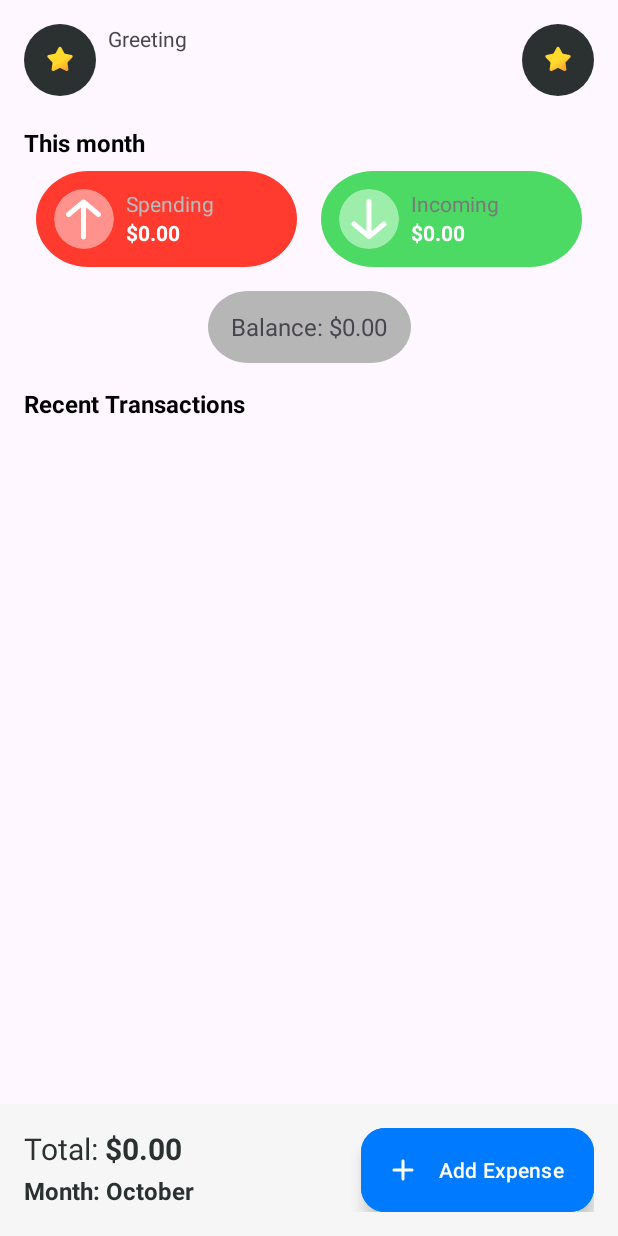
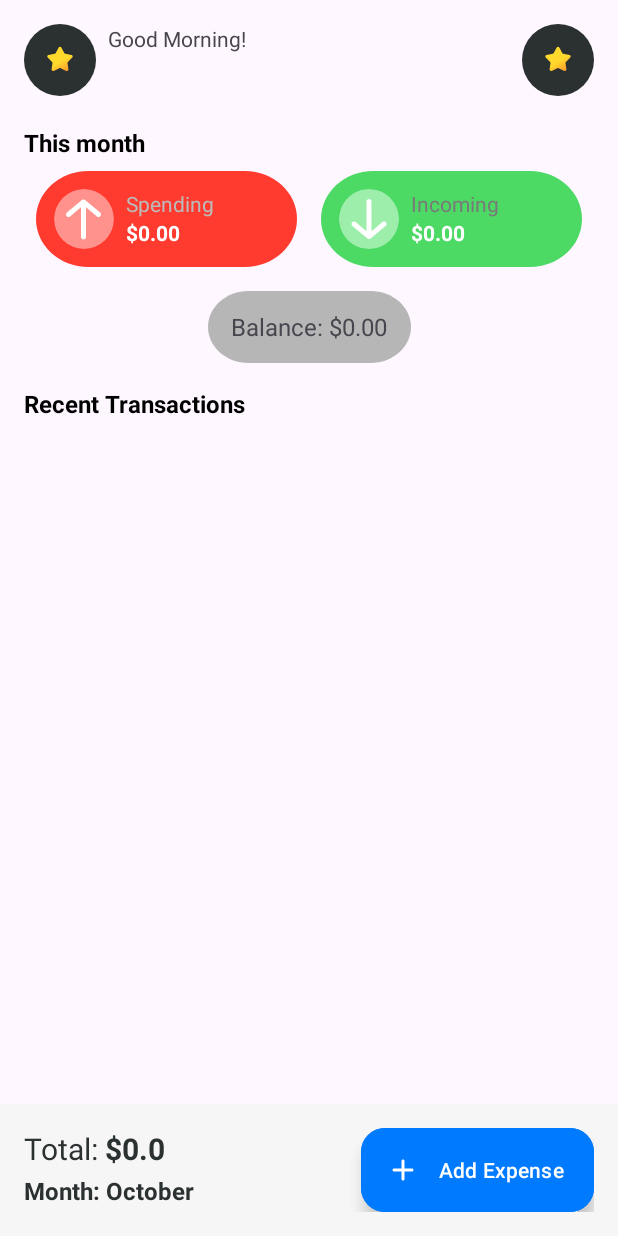
Before and after one commit to kabiraaaa/Budget_Planner_Kotlin, an Android app: the HomeFragment screen opened through its navigation route, on a phone screen of 412 x 824 dp. Run offline under Robolectric (Android 15) with nearby library versions, the phone set to English and light mode, and no system bars; our stand-ins replace Firebase (no records; nobody signed in at launch, a user with empty details on screens opened directly), Room's generated code.

Commit message:
Home Greeting and total expense of month added.

```diff
--- a/app/src/main/java/com/sample/budgetplanner/TransactionsRepository.kt
+++ b/app/src/main/java/com/sample/budgetplanner/TransactionsRepository.kt
@@ -10,4 +10,6 @@ class TransactionsRepository(private val transactionsDao: TransactionsDao) {
 
     suspend fun insertTransaction(transaction: Transactions) =
         transactionsDao.insertTransaction(transaction)
+
+    fun getTotalAmount(): LiveData<Double> = transactionsDao.getTotalAmount()
 }
--- a/app/src/main/java/com/sample/budgetplanner/dao/TransactionsDao.kt
+++ b/app/src/main/java/com/sample/budgetplanner/dao/TransactionsDao.kt
@@ -15,4 +15,7 @@ interface TransactionsDao {
 
     @Insert(onConflict = OnConflictStrategy.REPLACE)
     fun insertTransaction(transaction: Transactions)
+
+    @Query("SELECT SUM(amount) FROM transactions")
+    fun getTotalAmount(): LiveData<Double>
 }
--- a/app/src/main/java/com/sample/budgetplanner/fragments/HomeFragment.kt
+++ b/app/src/main/java/com/sample/budgetplanner/fragments/HomeFragment.kt
@@ -1,8 +1,11 @@
 package com.sample.budgetplanner.fragments
 
+import android.os.Build
 import android.os.Bundle
 import android.view.View
+import androidx.annotation.RequiresApi
 import androidx.fragment.app.Fragment
+import androidx.lifecycle.Observer
 import androidx.lifecycle.ViewModelProvider
 import androidx.recyclerview.widget.LinearLayoutManager
 import com.bumptech.glide.Glide
@@ -17,6 +20,7 @@ import com.sample.budgetplanner.view_models.TransactionsViewModel
 import com.sample.budgetplanner.view_models.TransactionsViewModelFactory
 import com.xsdev.pdfreader.pdfeditor.pdf.document.adapters.TransactionsAdapter
 import java.text.SimpleDateFormat
+import java.time.LocalTime
 import java.util.Date
 import java.util.Locale
 
@@ -26,6 +30,7 @@ class HomeFragment : Fragment(R.layout.fragment_home), FabAddExpenseBottomSheet.
     private lateinit var transactionViewModel: TransactionsViewModel
     private val TAG = "HomeFragment"
 
+    @RequiresApi(Build.VERSION_CODES.O)
     override fun onViewCreated(view: View, savedInstanceState: Bundle?) {
         super.onViewCreated(view, savedInstanceState)
         binding = FragmentHomeBinding.bind(view)
@@ -45,12 +50,22 @@ class HomeFragment : Fragment(R.layout.fragment_home), FabAddExpenseBottomSheet.
             )
         }
 
+
+
+        showProfileImageAndName()
+        setUpTotalAmountAndMonth()
+    }
+
+    private fun setUpTotalAmountAndMonth() {
         binding.tvTotalAmountMonth.text =
             "Month: ${SimpleDateFormat("MMMM", Locale.getDefault()).format(Date())}"
 
-        showProfileImageAndName()
+        transactionViewModel.getTotalAmount().observe(viewLifecycleOwner) { totalAmount ->
+            binding.tvTotalAmount.text = "$${totalAmount ?: 0.0}"
+        }
     }
 
+    @RequiresApi(Build.VERSION_CODES.O)
     private fun showProfileImageAndName() {
         val user = FirebaseAuth.getInstance().currentUser
         val photoUrl = user?.photoUrl
@@ -60,7 +75,7 @@ class HomeFragment : Fragment(R.layout.fragment_home), FabAddExpenseBottomSheet.
                 .load(photoUrl)
                 .into(binding.ivHomeProfile)
         }
-
+        binding.tvGreetings.text = showGreetingBasedOnTime()
         binding.tvUserName.text = user?.displayName
     }
 
@@ -86,4 +101,15 @@ class HomeFragment : Fragment(R.layout.fragment_home), FabAddExpenseBottomSheet.
             Transactions(0, name, amount, category, paymentMode, currentDate, currentTime, notes)
         )
     }
+
+    @RequiresApi(Build.VERSION_CODES.O)
+    fun showGreetingBasedOnTime(): String {
+        val currentTime = LocalTime.now()
+        return when (currentTime.hour) {
+            in 0..11 -> "Good Morning!"
+            in 12..16 -> "Good Afternoon!"
+            in 17..20 -> "Good Evening!"
+            else -> "Good Night!"
+        }
+    }
 }
--- a/app/src/main/java/com/sample/budgetplanner/view_models/TransactionsViewModel.kt
+++ b/app/src/main/java/com/sample/budgetplanner/view_models/TransactionsViewModel.kt
@@ -17,4 +17,6 @@ class TransactionsViewModel(private val userRepository: TransactionsRepository)
             userRepository.insertTransaction(transaction)
         }
     }
+
+    fun getTotalAmount(): LiveData<Double> = userRepository.getTotalAmount()
 }
```
